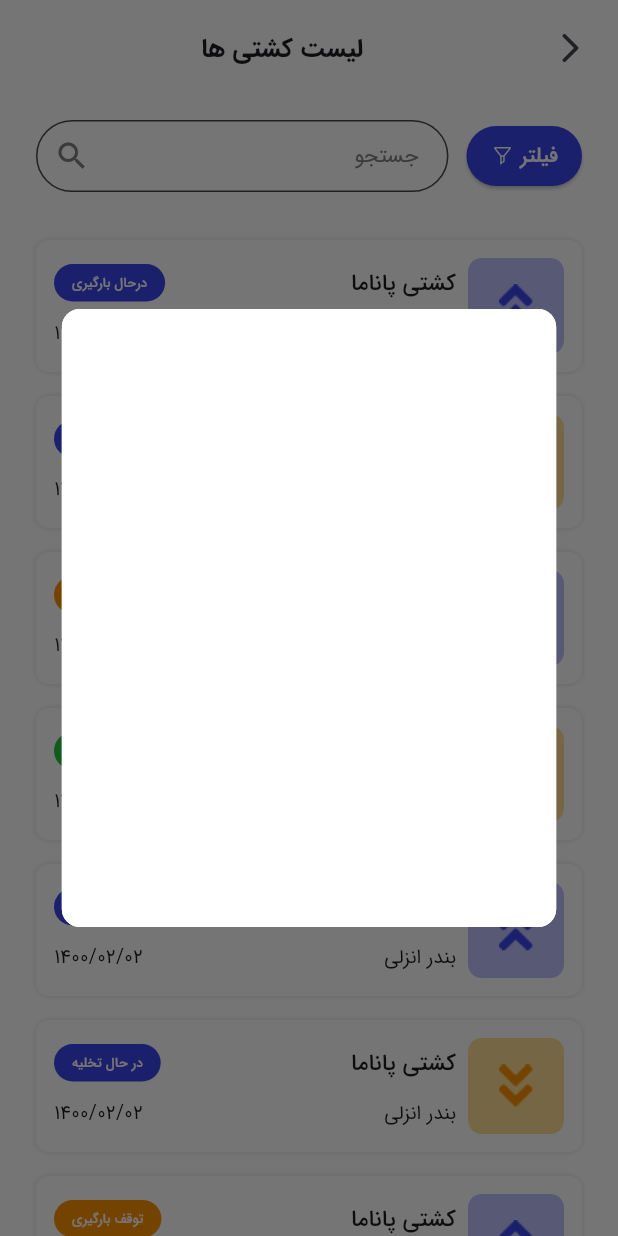
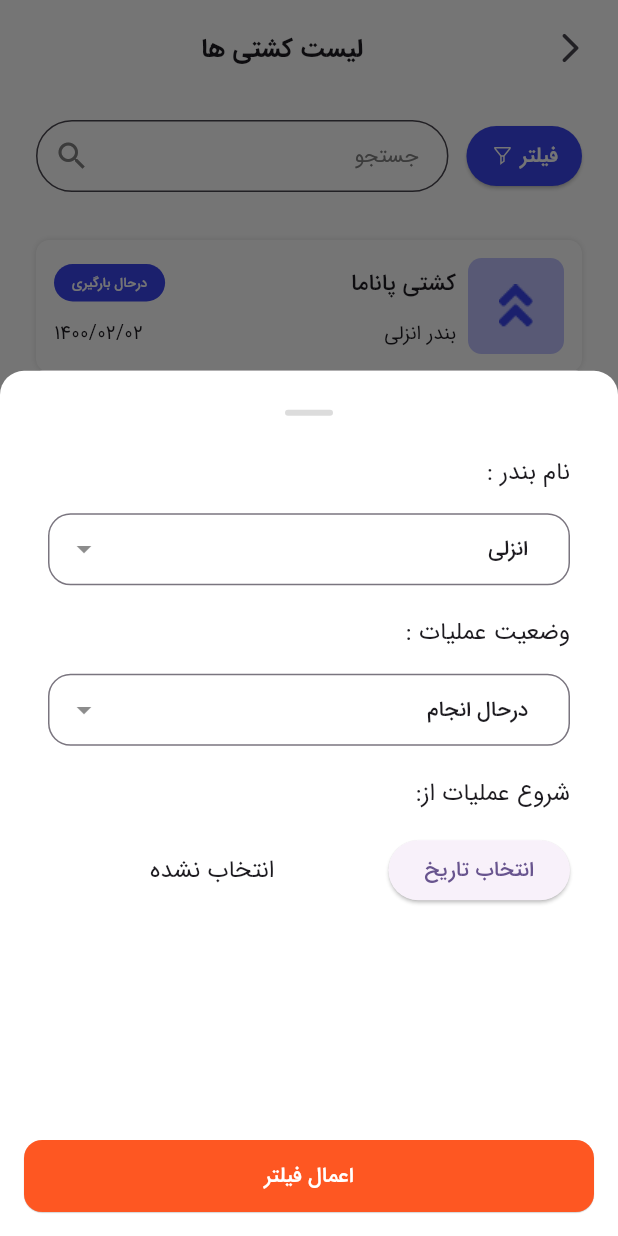
Before and after one commit to bahiraei/porduct_owner, a Flutter app: the ShipsScreen screen opened by its route, after a tap on "فیلتر", on a phone screen of 412 x 824 dp. Run offline on Flutter 3.47's test engine with Material 3 defaults, Android fonts, the phone set to English and light mode, and no system bars; our stand-ins replace dropdown_button2, flutter_animate, gap, google_nav_bar, line_icons, pinput; missing offline and left inert: circular_charts, persian_datetime_picker.

Commit message:
add ships filter bottom sheet

```diff
--- /dev/null
+++ b/lib/features/ships/dialog/ships_filter_bottom_sheet.dart
@@ -0,0 +1,340 @@
+import 'package:dropdown_button2/dropdown_button2.dart';
+import 'package:flutter/material.dart';
+import 'package:gap/gap.dart';
+import 'package:persian_datetime_picker/persian_datetime_picker.dart';
+
+class ShipsFilterBottomSheet extends StatefulWidget {
+  const ShipsFilterBottomSheet({super.key});
+
+  @override
+  State<ShipsFilterBottomSheet> createState() => _ShipsFilterBottomSheetState();
+}
+
+class _ShipsFilterBottomSheetState extends State<ShipsFilterBottomSheet> {
+  String selectedBandar = 'انزلی';
+  String selectedOperationStatus = 'درحال انجام';
+  Jalali? selectedDate;
+
+  @override
+  Widget build(BuildContext context) {
+    final theme = Theme.of(context);
+    return FractionallySizedBox(
+      heightFactor: 0.7,
+      child: Directionality(
+        textDirection: TextDirection.rtl,
+        child: Padding(
+          padding: EdgeInsets.only(
+            bottom: MediaQuery.of(context).viewInsets.bottom,
+          ),
+          child: Container(
+            padding: const EdgeInsets.symmetric(
+              horizontal: 16,
+              vertical: 16,
+            ),
+            decoration: const BoxDecoration(
+              borderRadius: BorderRadius.only(
+                topRight: Radius.circular(16),
+                topLeft: Radius.circular(16),
+              ),
+              color: Colors.white,
+            ),
+            child: Column(
+              crossAxisAlignment: CrossAxisAlignment.start,
+              mainAxisSize: MainAxisSize.min,
+              children: [
+                Expanded(
+                  child: Column(
+                    children: [
+                      Row(
+                        mainAxisAlignment: MainAxisAlignment.center,
+                        children: [
+                          const SizedBox(height: 24),
+                          Container(
+                            height: 4,
+                            width: 32,
+                            decoration: BoxDecoration(
+                              color: const Color(0xffdcdcdc),
+                              borderRadius: BorderRadius.circular(16),
+                            ),
+                          ),
+                        ],
+                      ),
+                      Padding(
+                        padding: const EdgeInsets.fromLTRB(
+                          16,
+                          16,
+                          16,
+                          20,
+                        ),
+                        child: Column(
+                          children: [
+                            const Row(
+                              children: [
+                                Text(
+                                  'نام بندر :',
+                                  style: TextStyle(
+                                    fontSize: 16,
+                                    fontWeight: FontWeight.w400,
+                                  ),
+                                ),
+                              ],
+                            ),
+                            const Gap(16),
+                            Row(
+                              children: [
+                                Expanded(
+                                  child: DropdownButtonFormField2<String>(
+                                    style: theme.textTheme.titleSmall,
+                                    isExpanded: true,
+                                    decoration: InputDecoration(
+                                      // Add Horizontal padding using menuItemStyleData.padding so it matches
+                                      // the menu padding when button's width is not specified.
+                                      contentPadding:
+                                          const EdgeInsets.fromLTRB(8, 4, 0, 0),
+                                      border: OutlineInputBorder(
+                                        borderRadius: BorderRadius.circular(15),
+                                      ),
+                                      // Add more decoration..
+                                    ),
+                                    hint: const Text(
+                                      'انتخاب بندر',
+                                    ),
+                                    items: ['انزلی', 'بندر عباس']
+                                        .map((bandar) =>
+                                            DropdownMenuItem<String>(
+                                              alignment: Alignment.centerRight,
+                                              value: bandar,
+                                              child: Text(
+                                                bandar.toString(),
+                                              ),
+                                            ))
+                                        .toList(),
+                                    validator: (value) {
+                                      if (value == null) {
+                                        return 'لطفا یک بندر را انتخاب کنید';
+                                      }
+                                      return null;
+                                    },
+                                    onChanged: (bandar) {
+                                      setState(() {
+                                        selectedBandar = bandar!;
+                                      });
+                                    },
+                                    buttonStyleData: const ButtonStyleData(
+                                      padding: EdgeInsets.only(right: 8),
+                                    ),
+                                    value: selectedBandar,
+                                    iconStyleData: const IconStyleData(
+                                      icon: Icon(
+                                        Icons.arrow_drop_down,
+                                        color: Colors.black45,
+                                      ),
+                                      iconSize: 24,
+                                    ),
+                                    dropdownStyleData: DropdownStyleData(
+                                      decoration: BoxDecoration(
+                                        borderRadius: BorderRadius.circular(15),
+                                      ),
+                                      direction:
+                                          DropdownDirection.textDirection,
+                                    ),
+                                    menuItemStyleData: const MenuItemStyleData(
+                                      padding:
+                                          EdgeInsets.symmetric(horizontal: 16),
+                                    ),
+                                  ),
+                                ),
+                              ],
+                            ),
+                          ],
+                        ),
+                      ),
+                      Padding(
+                        padding: const EdgeInsets.fromLTRB(
+                          16,
+                          0,
+                          16,
+                          20,
+                        ),
+                        child: Column(
+                          children: [
+                            const Row(
+                              children: [
+                                Text(
+                                  'وضعیت عملیات :',
+                                  style: TextStyle(
+                                    fontSize: 16,
+                                    fontWeight: FontWeight.w400,
+                                  ),
+                                ),
+                              ],
+                            ),
+                            const Gap(16),
+                            Row(
+                              children: [
+                                Expanded(
+                                  child: DropdownButtonFormField2<String>(
+                                    style: theme.textTheme.titleSmall,
+                                    isExpanded: true,
+                                    decoration: InputDecoration(
+                                      // Add Horizontal padding using menuItemStyleData.padding so it matches
+                                      // the menu padding when button's width is not specified.
+                                      contentPadding:
+                                          const EdgeInsets.fromLTRB(8, 4, 0, 0),
+                                      border: OutlineInputBorder(
+                                        borderRadius: BorderRadius.circular(15),
+                                      ),
+                                      // Add more decoration..
+                                    ),
+                                    hint: const Text(
+                                      'وضعیت عملیات',
+                                    ),
+                                    items: [
+                                      'درحال انجام',
+                                      'متوقف شده',
+                                      'تکمیل شده'
+                                    ]
+                                        .map((status) =>
+                                            DropdownMenuItem<String>(
+                                              alignment: Alignment.centerRight,
+                                              value: status,
+                                              child: Text(
+                                                status.toString(),
+                                              ),
+                                            ))
+                                        .toList(),
+                                    validator: (value) {
+                                      if (value == null) {
+                                        return 'لطفا یک وضعیت را انتخاب کنید';
+                                      }
+                                      return null;
+                                    },
+                                    onChanged: (status) {
+                                      setState(() {
+                                        selectedOperationStatus = status!;
+                                      });
+                                    },
+                                    buttonStyleData: const ButtonStyleData(
+                                      padding: EdgeInsets.only(right: 8),
+                                    ),
+                                    value: selectedOperationStatus,
+                                    iconStyleData: const IconStyleData(
+                                      icon: Icon(
+                                        Icons.arrow_drop_down,
+                                        color: Colors.black45,
+                                      ),
+                                      iconSize: 24,
+                                    ),
+                                    dropdownStyleData: DropdownStyleData(
+                                      decoration: BoxDecoration(
+                                        borderRadius: BorderRadius.circular(15),
+                                      ),
+                                      direction:
+                                          DropdownDirection.textDirection,
+                                    ),
+                                    menuItemStyleData: const MenuItemStyleData(
+                                      padding:
+                                          EdgeInsets.symmetric(horizontal: 16),
+                                    ),
+                                  ),
+                                ),
+                              ],
+                            ),
+                          ],
+                        ),
+                      ),
+                      Padding(
+                        padding: const EdgeInsets.fromLTRB(
+                          16,
+                          0,
+                          16,
+                          20,
+                        ),
+                        child: Column(
+                          children: [
+                            const Row(
+                              children: [
+                                Text(
+                                  'شروع عملیات از:',
+                                  style: TextStyle(
+                                    fontSize: 16,
+                                    fontWeight: FontWeight.w400,
+                                  ),
+                                ),
+                              ],
+                            ),
+                            const Gap(16),
+                            Row(
+                              children: [
+                                ElevatedButton(
+                                  onPressed: () async {
+                                    Jalali? picked =
+                                        await showPersianDatePicker(
+                                      context: context,
+                                      initialDate: Jalali.now(),
+                                      firstDate: Jalali(1385, 8),
+                                      lastDate: DateTime.now().toJalali(),
+                                    );
+                                    setState(() {
+                                      selectedDate = picked;
+                                    });
+                                  },
+                                  child: const Text('انتخاب تاریخ'),
+                                ),
+                                const Gap(8),
+                                Expanded(
+                                  child: Align(
+                                    alignment: Alignment.center,
+                                    child: Text(
+                                      selectedDate?.formatCompactDate() ??
+                                          'انتخاب نشده',
+                                      style: const TextStyle(
+                                        fontSize: 16,
+                                        fontWeight: FontWeight.w400,
+                                      ),
+                                    ),
+                                  ),
+                                ),
+                              ],
+                            ),
+                          ],
+                        ),
+                      ),
+                      const Gap(24),
+                    ],
+                  ),
+                ),
+                Column(
+                  children: [
+                    SizedBox(
+                      width: double.infinity,
+                      height: 48,
+                      child: ElevatedButton(
+                        style: ElevatedButton.styleFrom(
+                          backgroundColor: const Color(0xfffe5722),
+                          shape: RoundedRectangleBorder(
+                            borderRadius: BorderRadius.circular(12),
+                          ),
+                          elevation: 0.3,
+                        ),
+                        onPressed: () {
+                          Navigator.of(context).pop();
+                        },
+                        child: const Text(
+                          'اعمال فیلتر',
+                          style: TextStyle(
+                            color: Colors.white,
+                          ),
+                        ),
+                      ),
+                    ),
+                  ],
+                ),
+              ],
+            ),
+          ),
+        ),
+      ),
+    );
+  }
+}
--- a/lib/features/ships/dialog/ships_filter_dialog.dart
+++ /dev/null
@@ -1,32 +0,0 @@
-import 'package:flutter/material.dart';
-
-class ShipsFilterDialog extends StatelessWidget {
-  const ShipsFilterDialog({super.key});
-
-  @override
-  Widget build(BuildContext context) {
-    final theme = Theme.of(context);
-    return Directionality(
-      textDirection: TextDirection.rtl,
-      child: Dialog(
-        backgroundColor: theme.cardColor,
-        insetPadding: const EdgeInsets.symmetric(horizontal: 0),
-        shape: RoundedRectangleBorder(
-          borderRadius: BorderRadius.circular(12),
-          side: BorderSide.none,
-        ),
-        child: Container(
-          width: MediaQuery.of(context).size.width * 0.8,
-          height: MediaQuery.of(context).size.height * 0.5,
-          decoration: BoxDecoration(
-            color: Colors.white,
-            borderRadius: BorderRadius.circular(12),
-          ),
-          child: const Column(
-            children: [],
-          ),
-        ),
-      ),
-    );
-  }
-}
--- a/lib/features/ships/ships_screen.dart
+++ b/lib/features/ships/ships_screen.dart
@@ -1,7 +1,7 @@
 import 'package:flutter/material.dart';
 import 'package:gap/gap.dart';
 import 'package:line_icons/line_icons.dart';
-import 'package:porduct_owner/features/ships/dialog/ships_filter_dialog.dart';
+import 'package:porduct_owner/features/ships/dialog/ships_filter_bottom_sheet.dart';
 
 import '../../core/utils/routes.dart';
 
@@ -66,9 +66,11 @@ class ShipsScreen extends StatelessWidget {
                           ),
                         ),
                         onPressed: () async {
-                          await showDialog(
+                          showModalBottomSheet(
+                            isScrollControlled: true,
                             context: context,
-                            builder: (context) => const ShipsFilterDialog(),
+                            builder: (context) =>
+                                const ShipsFilterBottomSheet(),
                           );
                         },
                         child: const Row(
@@ -93,7 +95,6 @@ class ShipsScreen extends StatelessWidget {
                       const Gap(12),
                       Expanded(
                         child: TextField(
-                          /*   onTapOutside: (event) => FocusScope.of(context).unfocus(),*/
                           decoration: InputDecoration(
                             filled: true,
                             fillColor: Colors.white,
--- a/pubspec.yaml
+++ b/pubspec.yaml
@@ -27,6 +27,8 @@ dependencies:
   line_icons: ^2.0.3
   circular_charts: ^0.0.1
   flutter_adaptive_ui: ^0.8.0+1
+  dropdown_button2: ^2.3.9
+  persian_datetime_picker: ^2.6.0
 
 
 
```
Also changed, not shown: pubspec.lock.
